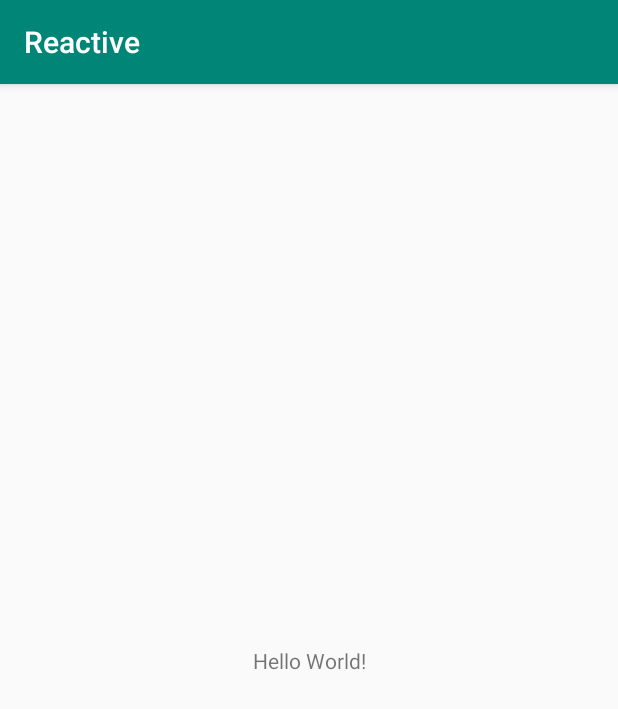
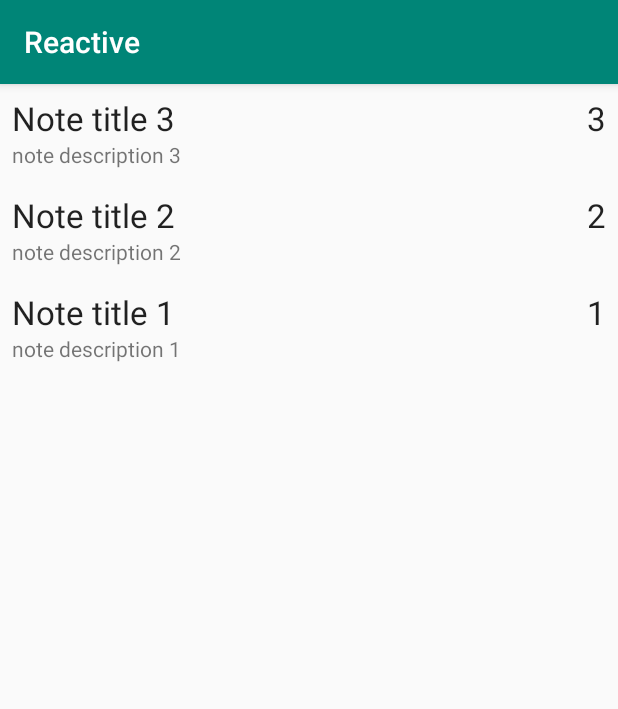
Before and after one commit to imva508/Note-App-MVVM, an Android app: the screen it shows after launch (MainActivity), on a phone screen of 412 x 824 dp. Shown: the top 709 px of the screen. Run offline under Robolectric (Android 15) with nearby library versions, the phone set to English and light mode, and no system bars; our stand-ins replace Room's generated code.

Commit message:
done with updating components in main activity

```diff
--- a/app/build.gradle
+++ b/app/build.gradle
@@ -1,6 +1,8 @@
 apply plugin: 'com.android.application'
 
 apply plugin: 'kotlin-android'
+
+apply plugin: 'kotlin-kapt'
 
 apply plugin: 'kotlin-android-extensions'
 
--- /dev/null
+++ b/app/src/main/java/com/example/varun/reactive/Adapter/NoteAdapter.kt
@@ -0,0 +1,44 @@
+package com.example.varun.reactive.Adapter
+
+import android.view.LayoutInflater
+import android.view.View
+import android.view.ViewGroup
+import android.widget.TextView
+import androidx.recyclerview.widget.RecyclerView
+import com.example.varun.reactive.Model.Note
+import com.example.varun.reactive.R
+
+import java.util.ArrayList
+
+class NoteAdapter : RecyclerView.Adapter<NoteAdapter.NoteHolder>() {
+    private var notes: List<Note> = ArrayList()
+
+    override fun onCreateViewHolder(parent: ViewGroup, viewType: Int): NoteHolder {
+        val itemView = LayoutInflater.from(parent.context)
+            .inflate(R.layout.note_item, parent, false)
+        return NoteHolder(itemView)
+    }
+
+    override fun onBindViewHolder(holder: NoteHolder, position: Int) {
+        val (_, title, description, priority) = notes[position]
+        holder.textViewTitle.text = title
+        holder.textViewDescription.text = description
+        holder.textViewPriority.text = priority.toString()
+    }
+
+    override fun getItemCount(): Int {
+        return notes.size
+    }
+
+    fun setNotes(notes: List<Note>) {
+        this.notes = notes
+        notifyDataSetChanged()
+    }
+
+    inner class NoteHolder(itemView: View) : RecyclerView.ViewHolder(itemView) {
+        val textViewTitle: TextView = itemView.findViewById(R.id.text_view_title)
+        val textViewDescription: TextView = itemView.findViewById(R.id.text_view_description)
+        val textViewPriority: TextView = itemView.findViewById(R.id.text_view_priority)
+
+    }
+}
--- a/app/src/main/java/com/example/varun/reactive/Data/NoteDatabase.kt
+++ b/app/src/main/java/com/example/varun/reactive/Data/NoteDatabase.kt
@@ -17,14 +17,14 @@ abstract class NoteDatabase : RoomDatabase() {
 
     companion object {
 
-        private lateinit var instance: NoteDatabase
+        private var instance: NoteDatabase? = null
 
         fun getInstance(context: Context): NoteDatabase {
             if (instance == null)
                 instance = Room.databaseBuilder(context.applicationContext, NoteDatabase::class.java, "note_database")
                     .fallbackToDestructiveMigration()
                     .addCallback(callback).build()
-            return instance
+            return instance!!
         }
 
         private val callback = object : RoomDatabase.Callback() {
@@ -36,7 +36,7 @@ abstract class NoteDatabase : RoomDatabase() {
 
         private fun addToDatabase() {
             GlobalScope.launch {
-                val noteDao = instance.noteDao()
+                val noteDao = instance!!.noteDao()
                 (1..3).forEach {
                     noteDao.insert(
                         Note(
--- a/app/src/main/java/com/example/varun/reactive/MainActivity.kt
+++ b/app/src/main/java/com/example/varun/reactive/MainActivity.kt
@@ -4,6 +4,9 @@ import android.os.Bundle
 import androidx.appcompat.app.AppCompatActivity
 import androidx.lifecycle.Observer
 import androidx.lifecycle.ViewModelProviders
+import androidx.recyclerview.widget.LinearLayoutManager
+import com.example.varun.reactive.Adapter.NoteAdapter
+import kotlinx.android.synthetic.main.activity_main.*
 
 class MainActivity : AppCompatActivity() {
 
@@ -13,8 +16,16 @@ class MainActivity : AppCompatActivity() {
         super.onCreate(savedInstanceState)
         setContentView(R.layout.activity_main)
 
+        val noteAdapter = NoteAdapter()
+
+        with(recycler_view) {
+            layoutManager = LinearLayoutManager(this@MainActivity)
+            setHasFixedSize(true)
+            adapter = noteAdapter
+        }
+
         viewModel.allNotes.observe(this, Observer {
-            //update ui
+            noteAdapter.setNotes(it)
         })
     }
 }
--- a/app/src/main/res/layout/activity_main.xml
+++ b/app/src/main/res/layout/activity_main.xml
@@ -1,5 +1,5 @@
 <?xml version="1.0" encoding="utf-8"?>
-<android.support.constraint.ConstraintLayout
+<androidx.constraintlayout.widget.ConstraintLayout
         xmlns:android="http://schemas.android.com/apk/res/android"
         xmlns:tools="http://schemas.android.com/tools"
         xmlns:app="http://schemas.android.com/apk/res-auto"
@@ -7,13 +7,10 @@
         android:layout_height="match_parent"
         tools:context=".MainActivity">
 
-    <TextView
-            android:layout_width="wrap_content"
-            android:layout_height="wrap_content"
-            android:text="Hello World!"
-            app:layout_constraintBottom_toBottomOf="parent"
-            app:layout_constraintLeft_toLeftOf="parent"
-            app:layout_constraintRight_toRightOf="parent"
-            app:layout_constraintTop_toTopOf="parent"/>
+    <androidx.recyclerview.widget.RecyclerView
+            android:id="@+id/recycler_view"
+            android:layout_width="match_parent"
+            android:layout_height="match_parent"
+            tools:listitem="@layout/note_item"/>
 
-</android.support.constraint.ConstraintLayout>
+</androidx.constraintlayout.widget.ConstraintLayout>
--- /dev/null
+++ b/app/src/main/res/layout/note_item.xml
@@ -0,0 +1,34 @@
+<?xml version="1.0" encoding="utf-8"?>
+<RelativeLayout
+        xmlns:android="http://schemas.android.com/apk/res/android"
+        android:layout_width="wrap_content"
+        android:layout_height="wrap_content"
+        android:padding="8dp">
+
+    <TextView
+            android:id="@+id/text_view_priority"
+            android:layout_width="wrap_content"
+            android:layout_height="wrap_content"
+            android:layout_alignParentEnd="true"
+            android:text="1"
+            android:textAppearance="@style/TextAppearance.AppCompat.Large"/>
+
+    <TextView
+            android:id="@+id/text_view_title"
+            android:layout_width="wrap_content"
+            android:layout_height="wrap_content"
+            android:layout_alignParentStart="true"
+            android:layout_toStartOf="@id/text_view_priority"
+            android:ellipsize="end"
+            android:maxLines="1"
+            android:text="Title"
+            android:textAppearance="@style/TextAppearance.AppCompat.Large"/>
+
+    <TextView
+            android:id="@+id/text_view_description"
+            android:layout_width="wrap_content"
+            android:layout_height="wrap_content"
+            android:layout_below="@id/text_view_title"
+            android:text="Description"/>
+
+</RelativeLayout>
```
